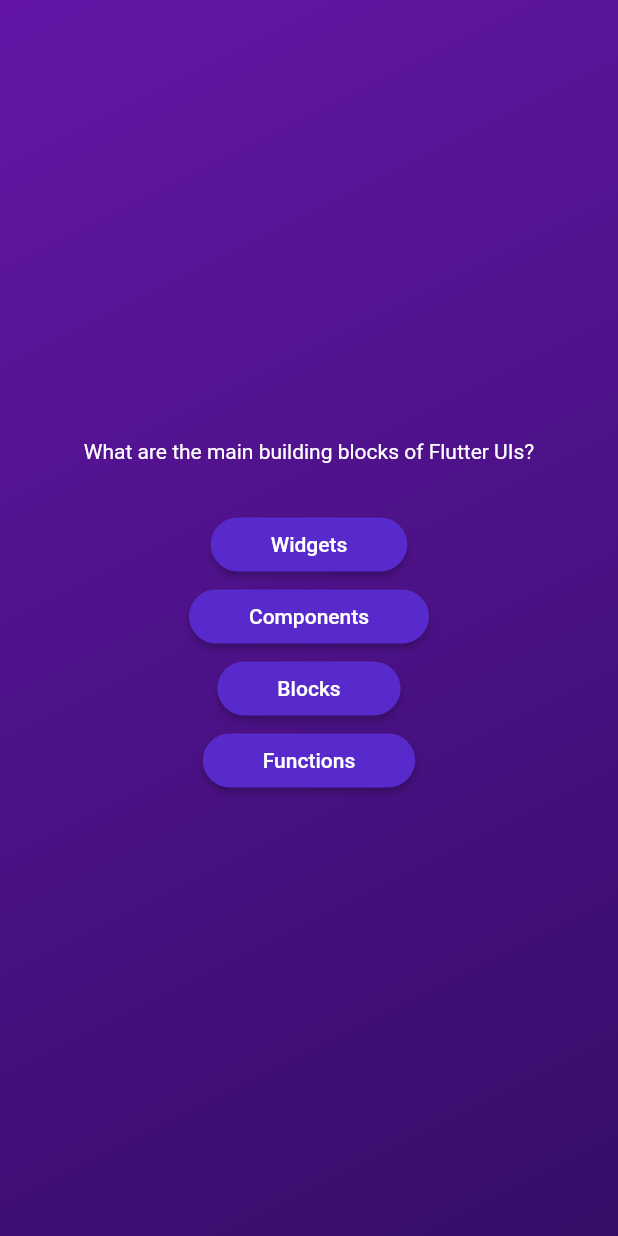
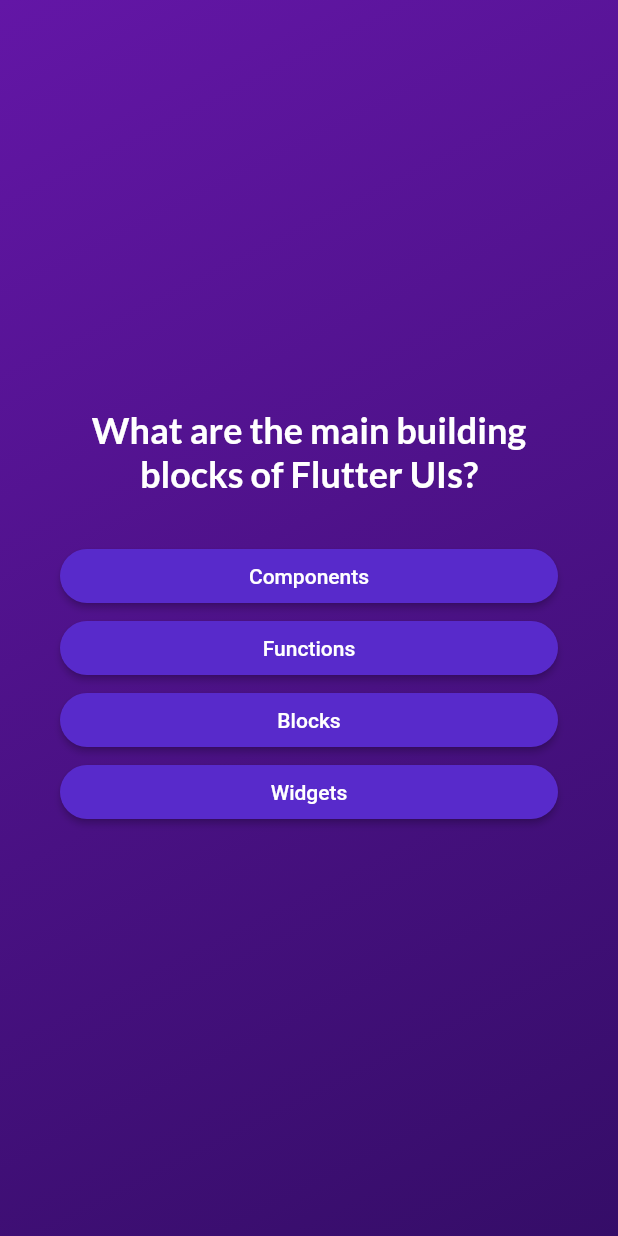
Before and after one commit to jonik2909/quiz_app, a Flutter app: the screen it shows after launch, after a tap on "Start Quiz", on a phone screen of 412 x 824 dp. Run offline on Flutter 3.47's test engine with Material 2 defaults, Android fonts, the phone set to English and light mode, and no system bars; our stand-ins replace google_fonts.

Commit message:
feat: using google fonts

```diff
--- a/lib/answer_button.dart
+++ b/lib/answer_button.dart
@@ -9,14 +9,17 @@ class AnswerButton extends StatelessWidget {
   @override
   Widget build(BuildContext context) {
     return ElevatedButton(
-      onPressed: () {},
+      onPressed: onTap,
       style: ElevatedButton.styleFrom(
         padding: const EdgeInsets.symmetric(vertical: 10, horizontal: 40),
         backgroundColor: Color.fromARGB(255, 88, 42, 203),
         foregroundColor: Colors.white,
         shape: RoundedRectangleBorder(borderRadius: BorderRadius.circular(40)),
       ),
-      child: Text(answerText),
+      child: Text(
+        answerText,
+        textAlign: TextAlign.center,
+      ),
     );
   }
 }
--- a/lib/models/quiz_question.dart
+++ b/lib/models/quiz_question.dart
@@ -3,4 +3,10 @@ class QuizQuestion {
 
   final String text;
   final List<String> answers;
+
+  List<String> getShuffledAnswers() {
+    final shuffledList = List.of(answers);
+    shuffledList.shuffle();
+    return shuffledList;
+  }
 }
--- a/lib/questions_screen.dart
+++ b/lib/questions_screen.dart
@@ -1,4 +1,5 @@
 import 'package:flutter/material.dart';
+import 'package:google_fonts/google_fonts.dart';
 import 'package:quiz_app/answer_button.dart';
 import 'package:quiz_app/data/questions.dart';
 
@@ -11,22 +12,41 @@ class QuestionsScreen extends StatefulWidget {
 }
 
 class _QuestionsScreenState extends State<QuestionsScreen> {
-  final currentQuestion = questions[0];
+  var currentQuestionIndex = 0;
+
+  void answerQuestion() {
+    setState(() {
+      currentQuestionIndex++;
+    });
+  }
 
   @override
   Widget build(context) {
+    final currentQuestion = questions[currentQuestionIndex];
+
     return SizedBox(
       width: double.infinity,
-      child: Column(mainAxisAlignment: MainAxisAlignment.center, children: [
+      child: Container(
+        margin: const EdgeInsets.all(40),
+        child: Column(
+            mainAxisAlignment: MainAxisAlignment.center,
+            crossAxisAlignment: CrossAxisAlignment.stretch,
+            children: [
               Text(
                 currentQuestion.text,
-          style: TextStyle(color: Colors.white),
+                style: GoogleFonts.lato(
+                  color: Colors.white,
+                  fontSize: 24,
+                  fontWeight: FontWeight.bold,
+                ),
+                textAlign: TextAlign.center,
               ),
               const SizedBox(height: 30),
-        ...currentQuestion.answers.map((answer) {
-          return AnswerButton(answerText: answer, onTap: () {});
+              ...currentQuestion.getShuffledAnswers().map((answer) {
+                return AnswerButton(answerText: answer, onTap: answerQuestion);
               })
             ]),
+      ),
     );
   }
 }
--- a/lib/start_screen.dart
+++ b/lib/start_screen.dart
@@ -1,4 +1,5 @@
 import 'package:flutter/material.dart';
+import 'package:google_fonts/google_fonts.dart';
 
 class StartScreen extends StatelessWidget {
   const StartScreen(this.startQuiz, {super.key});
@@ -24,9 +25,12 @@ class StartScreen extends StatelessWidget {
           //   ),
           // ),
           const SizedBox(height: 80),
-          const Text(
+          Text(
             'Learn Flutter the fun way!',
-            style: TextStyle(color: Colors.white, fontSize: 24),
+            style: GoogleFonts.lato(
+              color: Colors.white,
+              fontSize: 24,
+            ),
           ),
           const SizedBox(height: 30),
           OutlinedButton.icon(
--- a/pubspec.yaml
+++ b/pubspec.yaml
@@ -34,6 +34,7 @@ dependencies:
   # The following adds the Cupertino Icons font to your application.
   # Use with the CupertinoIcons class for iOS style icons.
   cupertino_icons: ^1.0.2
+  google_fonts: ^6.1.0
 
 dev_dependencies:
   flutter_test:
```
Also changed, not shown: pubspec.lock, 7 other files. Lines whose indentation alone changed are shown as unchanged.
